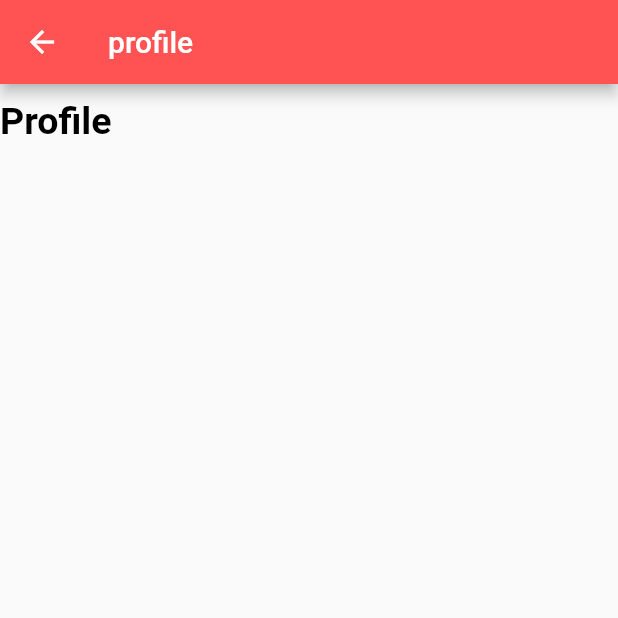
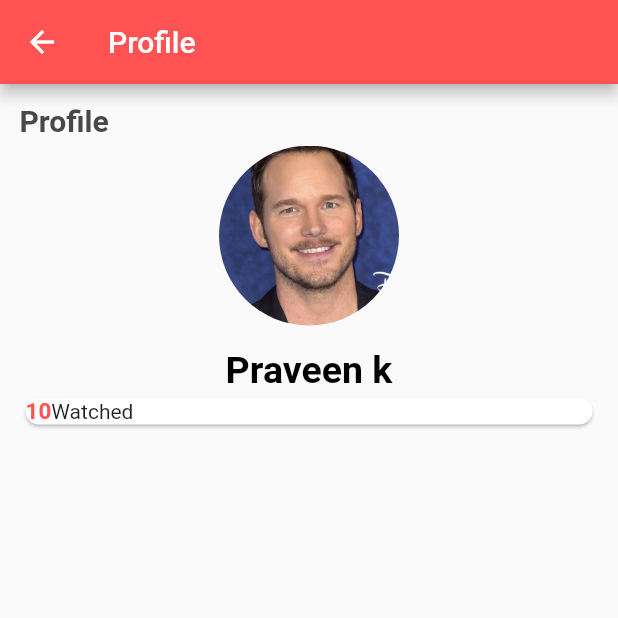
Before and after one commit to Aniket1170/movie_apps, a Flutter app: the screen it shows after launch, item 4 of the bottom bar chosen, on a phone screen of 412 x 824 dp, the top half of it. Run offline on Flutter 3.47's test engine with Material 2 defaults, Android fonts, the phone set to English and light mode, and no system bars.

Commit message:
profile,about us and home page screen

```diff
--- a/lib/Pages/profiles.dart
+++ b/lib/Pages/profiles.dart
@@ -1,3 +1,5 @@
+import 'dart:ui';
+
 import 'package:flutter/material.dart';
 
 class Profiles extends StatefulWidget {
@@ -14,22 +16,76 @@ class _ProfilesState extends State<Profiles> {
       appBar: AppBar(
         backgroundColor: Colors.redAccent,
         title: Text(
-          "profile",
+          "Profile",
         ),
       ),
-      body: Column(
+      body: Center(
+        child: Container(
+          padding: EdgeInsets.all(13),
+          child: Column(
             children: [
-          SizedBox(height: 10.0),
-          Text(
+              Positioned.fill(
+                child: Align(
+                  alignment: Alignment.centerLeft,
+                  child: Text(
                     "Profile",
                     style: TextStyle(
-              color: Colors.black,
-              fontSize: 25,
                       fontWeight: FontWeight.bold,
+                      fontSize: 20,
+                      color: Color(0xff484848),
+                    ),
+                  ),
+                ),
+              ),
+              SizedBox(height: 5),
+              Stack(
+                children: [
+                  ClipRRect(
+                    borderRadius: BorderRadius.circular(100),
+                    child: Image.asset(
+                      "assets/images/patt.jpg",
+                      width: 120,
+                      height: 120,
+                      fit: BoxFit.cover,
                     ),
                   ),
                 ],
               ),
+              SizedBox(height: 15),
+              Positioned.fill(
+                child: Align(
+                  alignment: Alignment.center,
+                  child: Text(
+                    "Praveen k",
+                    style: TextStyle(
+                      fontWeight: FontWeight.bold,
+                      fontSize: 25,
+                      color: Colors.black,
+                    ),
+                  ),
+                ),
+              ),
+              Card(
+                shape: RoundedRectangleBorder(
+                    borderRadius: BorderRadius.circular(100)),
+                child: Row(
+                  children: [
+                    Text(
+                      "10",
+                      style: TextStyle(
+                          fontWeight: FontWeight.bold,
+                          fontSize: 15,
+                          color: Colors.redAccent),
+                    ),
+                    SizedBox(height: 5),
+                    Text("Watched"),
+                  ],
+                ),
+              )
+            ],
+          ),
+        ),
+      ),
     );
   }
 }
```
Also changed, not shown: lib/HomePage/drawer.dart (added, +85 -0 lines), lib/HomePage/home_page.dart (+3 -70 lines), lib/Pages/about_us.dart (added, +67 -0 lines), lib/Pages/home.dart (+47 -4 lines), assets/images/attack.jpg (added), assets/images/john.jpg (added), assets/images/patt.jpg (added). Lines whose indentation alone changed are shown as unchanged.
